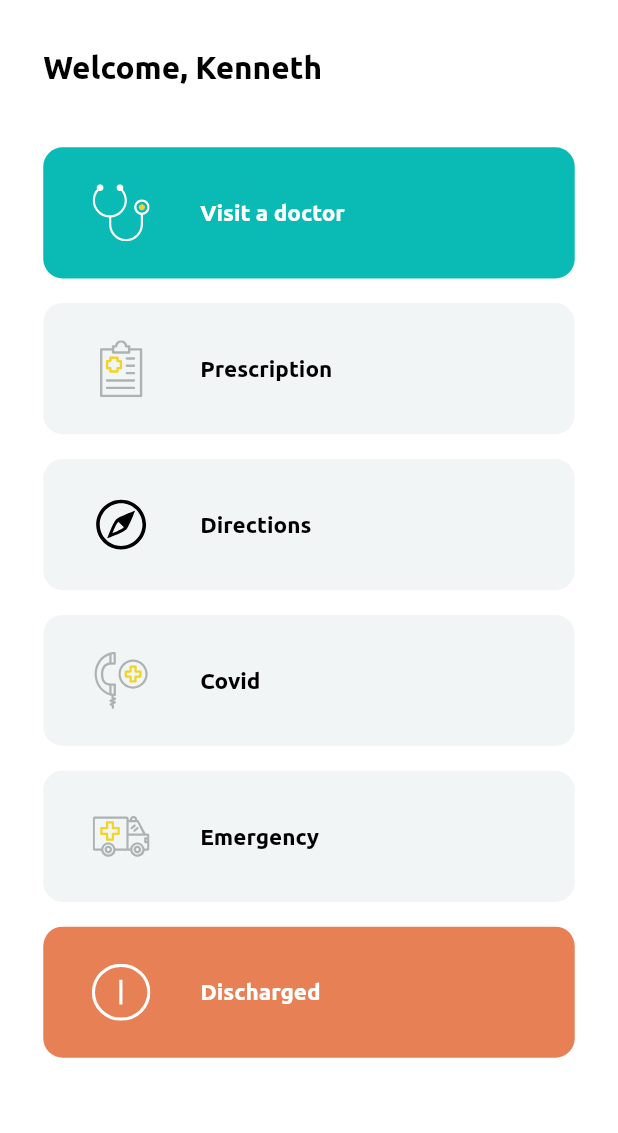
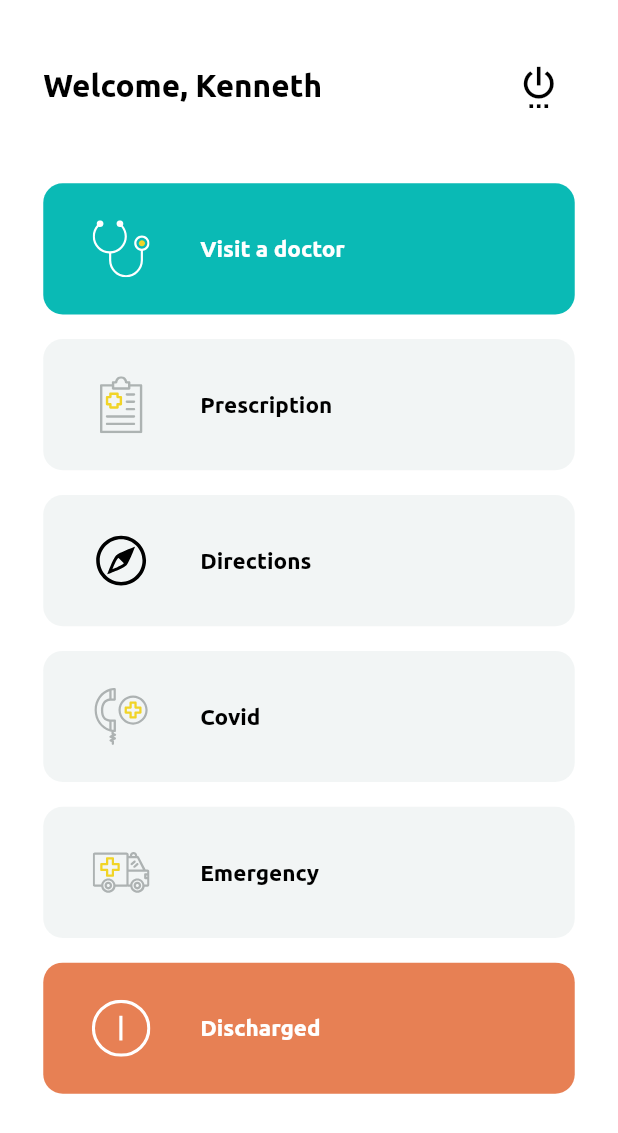
Before and after one commit to dirisujesse/dirisujesse-greenmedical, a Flutter app: the DashboardPage screen opened by its route, on a phone screen of 412 x 824 dp. Shown: the top 1133 px of the screen. Run offline on Flutter 3.47's test engine with Material 2 defaults, Android fonts, the phone set to English and light mode, and no system bars; our stand-ins replace flutter_svg, geolocator, google_maps_flutter, hive, hive_flutter, table_calendar; accounts and stored records are empty.

```diff
--- a/lib/pages/auth/signup_page.dart
+++ b/lib/pages/auth/signup_page.dart
@@ -93,7 +93,7 @@ class _SignupPageState extends State<SignupPage> {
                       InkWell(
                         child: AppText(
                           "LOGIN",
-                          style: mediumText.copyWith(
+                          style: normalText.copyWith(
                             color: appTeal,
                           ),
                         ),
--- a/lib/pages/dashboard/dashboard_page.dart
+++ b/lib/pages/dashboard/dashboard_page.dart
@@ -3,6 +3,7 @@ import 'package:flutter_svg/svg.dart';
 import 'package:roavapp/components/fragments/list_items/dashboard_list_item.dart';
 import 'package:roavapp/components/fragments/spacers/app_sized_box.dart';
 import 'package:roavapp/components/typography/app_text.dart';
+import 'package:roavapp/services/auth_service.dart';
 import 'package:roavapp/styles/colors.dart';
 import 'package:roavapp/styles/text_styles.dart';
 import 'package:roavapp/utils/dimensions.dart';
@@ -26,11 +27,31 @@ class DashboardPage extends StatelessWidget {
               mainAxisAlignment: MainAxisAlignment.start,
               crossAxisAlignment: CrossAxisAlignment.stretch,
               children: <Widget>[
-                AppText(
-                  "Welcome, Kenneth",
-                  style: boldText.copyWith(
-                    fontSize: 50,
-                  ),
+                Row(
+                  mainAxisAlignment: MainAxisAlignment.spaceBetween,
+                  crossAxisAlignment: CrossAxisAlignment.center,
+                  mainAxisSize: MainAxisSize.min,
+                  children: <Widget>[
+                    AppText(
+                      "Welcome, Kenneth",
+                      style: boldText.copyWith(
+                        fontSize: 50,
+                      ),
+                    ),
+                    IconButton(
+                      icon: Icon(
+                        Icons.settings_power,
+                        color: appBlack,
+                      ),
+                      onPressed: () {
+                        AuthService().logout();
+                        Navigator.of(context).pushNamedAndRemoveUntil(
+                          "/login",
+                          (route) => false,
+                        );
+                      },
+                    )
+                  ],
                 ),
                 const AppSizedBox(height: 4),
                 for (final item in dashItems)
@@ -41,8 +62,11 @@ class DashboardPage extends StatelessWidget {
                       width: scaler.fontSizer.sp(90),
                     ),
                     title: item.title,
-                    isActive: item.title == "Discharged" || item.title == "Visit a doctor",
-                    activeColor: item.title == "Discharged" ? appOrange : item.title == "Visit a doctor" ? appTeal : appGray,
+                    isActive: item.title == "Discharged" ||
+                        item.title == "Visit a doctor",
+                    activeColor: item.title == "Discharged"
+                        ? appOrange
+                        : item.title == "Visit a doctor" ? appTeal : appGray,
                     onTap: () {
                       Navigator.of(context).pushNamed(item.route);
                     },
--- a/lib/services/auth_service.dart
+++ b/lib/services/auth_service.dart
@@ -46,14 +46,14 @@ class AuthService {
     } catch (_) {}
   }
 
-  set isPreviousUser (bool val) {
+  set isPreviousUser(bool val) {
     appDb.put("isPreviousUser", val);
   }
 
   LoginResponse login(String telephone, String password) {
     if (appDb.containsKey(telephone)) {
       final user = appDb.get(
-        "$telephone",
+        telephone,
         defaultValue: null,
       );
       if (user != null && user is Map && user["password"] == password) {
@@ -77,7 +77,7 @@ class AuthService {
     }
   }
 
-  void logout(String telephone, String password) {
+  void logout() {
     db.delete("currentUser");
     db.put("isLoggedIn", false);
   }
```
Also changed, not shown: lib/pages/auth/login_page.dart (+92 -6 lines).
